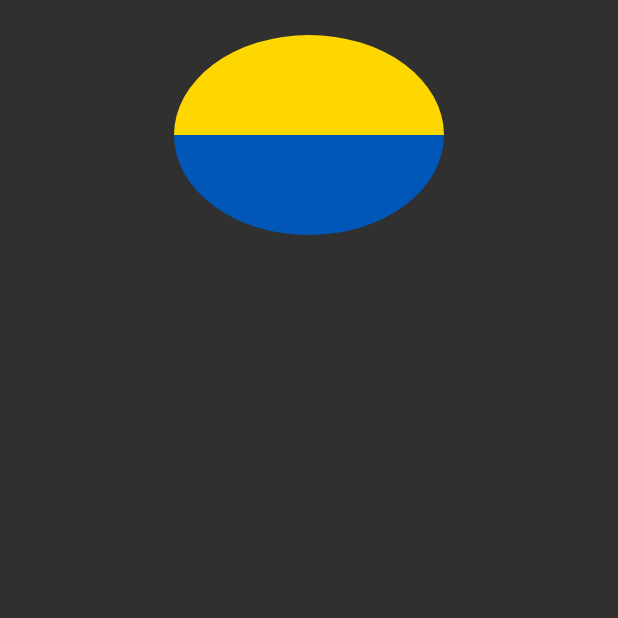
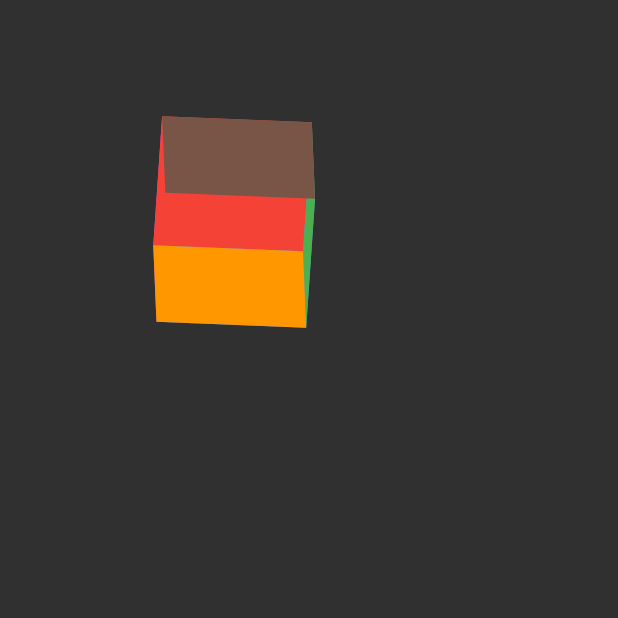
Before and after one commit to Snehal-Singh174/animation_tutorial, a Flutter app: the screen it shows after launch, on a phone screen of 412 x 824 dp, the top half of it. Run offline on Flutter 3.47's test engine with Material 2 defaults, Android fonts, the phone set to English and light mode, and no system bars.

Commit message:
done on 3d animation using stack

```diff
--- a/lib/animation/example3.dart
+++ b/lib/animation/example3.dart
@@ -1,4 +1,8 @@
 import 'package:flutter/material.dart';
+import 'dart:math' show pi;
+import 'package:vector_math/vector_math_64.dart' show Vector3;
+
+const widthAndHeight = 100.0;
 
 class Example3 extends StatefulWidget {
   const Example3({Key? key}) : super(key: key);
@@ -7,21 +11,134 @@ class Example3 extends StatefulWidget {
   State<Example3> createState() => _Example3State();
 }
 
-class _Example3State extends State<Example3> {
+class _Example3State extends State<Example3> with TickerProviderStateMixin {
+  late AnimationController _xController;
+  late AnimationController _yController;
+  late AnimationController _zController;
+  late Tween<double> _animation;
+
+  @override
+  void initState() {
+    super.initState();
+    _xController =
+        AnimationController(vsync: this, duration: const Duration(seconds: 20));
+    _yController =
+        AnimationController(vsync: this, duration: const Duration(seconds: 30));
+    _zController =
+        AnimationController(vsync: this, duration: const Duration(seconds: 40));
+    _animation = Tween<double>(
+      begin: 0,
+      end: pi * 2,
+    );
+  }
+
+  @override
+  void dispose() {
+    _xController.dispose();
+    _yController.dispose();
+    _zController.dispose();
+    super.dispose();
+  }
+
   @override
   Widget build(BuildContext context) {
+    _xController
+      ..reset()
+      ..repeat();
+
+    _yController
+      ..reset()
+      ..repeat();
+
+    _zController
+      ..reset()
+      ..repeat();
+
     return Scaffold(
       body: SafeArea(
-        child: Stack(
-          children: [
-            Container(
-              color: Colors.red,
-              width: 100,
-              height: 100,
-            )
-          ],
+          child:
+              Column(crossAxisAlignment: CrossAxisAlignment.center, children: [
+        const SizedBox(
+          height: widthAndHeight,
+          width: double.infinity,
         ),
-      ),
+        AnimatedBuilder(
+            animation: Listenable.merge([
+              _xController,
+              _yController,
+              _zController,
+            ]),
+            builder: (context, child) {
+              return Transform(
+                alignment: Alignment.center,
+                transform: Matrix4.identity()
+                  ..rotateX(_animation.evaluate(_xController))
+                  ..rotateY(_animation.evaluate(_yController))
+                  ..rotateZ(_animation.evaluate(_zController)),
+                child: Stack(
+                  children: [
+                    // front
+                    Transform(
+                      alignment: Alignment.center,
+                      transform: Matrix4.identity()
+                        ..translate(Vector3(0, 0, -widthAndHeight)),
+                      child: Container(
+                        color: Colors.purpleAccent,
+                        width: widthAndHeight,
+                        height: widthAndHeight,
+                      ),
+                    ),
+                    // left side
+                    Transform(
+                      alignment: Alignment.centerLeft,
+                      transform: Matrix4.identity()..rotateY(pi / 2.0),
+                      child: Container(
+                        color: Colors.blueAccent,
+                        width: widthAndHeight,
+                        height: widthAndHeight,
+                      ),
+                    ),
+                    // right side
+                    Transform(
+                      alignment: Alignment.centerRight,
+                      transform: Matrix4.identity()..rotateY(- (pi / 2.0)),
+                      child: Container(
+                        color: Colors.red,
+                        width: widthAndHeight,
+                        height: widthAndHeight,
+                      ),
+                    ),
+                    // back
+                    Container(
+                      color: Colors.green,
+                      width: widthAndHeight,
+                      height: widthAndHeight,
+                    ),
+                    // top side
+                    Transform(
+                      alignment: Alignment.topCenter,
+                      transform: Matrix4.identity()..rotateX(- pi / 2.0),
+                      child: Container(
+                        color: Colors.orange,
+                        width: widthAndHeight,
+                        height: widthAndHeight,
+                      ),
+                    ),
+                    // bottom side
+                    Transform(
+                      alignment: Alignment.bottomCenter,
+                      transform: Matrix4.identity()..rotateX(pi / 2.0),
+                      child: Container(
+                        color: Colors.brown,
+                        width: widthAndHeight,
+                        height: widthAndHeight,
+                      ),
+                    ),
+                  ],
+                ),
+              );
+            }),
+      ])),
     );
   }
 }
--- a/lib/main.dart
+++ b/lib/main.dart
@@ -1,4 +1,5 @@
 import 'package:animation/animation/example1.dart';
+import 'package:animation/animation/example3.dart';
 import 'package:flutter/material.dart';
 
 import 'animation/example2.dart';
@@ -18,7 +19,7 @@ class MyApp extends StatelessWidget {
       theme: ThemeData(brightness: Brightness.dark),
       darkTheme: ThemeData(brightness: Brightness.dark),
       themeMode: ThemeMode.dark,
-      home: const Example2(),
+      home: const Example3(),
     );
   }
 }
--- a/pubspec.yaml
+++ b/pubspec.yaml
@@ -36,6 +36,7 @@ dependencies:
   # The following adds the Cupertino Icons font to your application.
   # Use with the CupertinoIcons class for iOS style icons.
   cupertino_icons: ^1.0.2
+  vector_math: ^2.1.2
 
 dev_dependencies:
   flutter_test:
```
Also changed, not shown: pubspec.lock.
